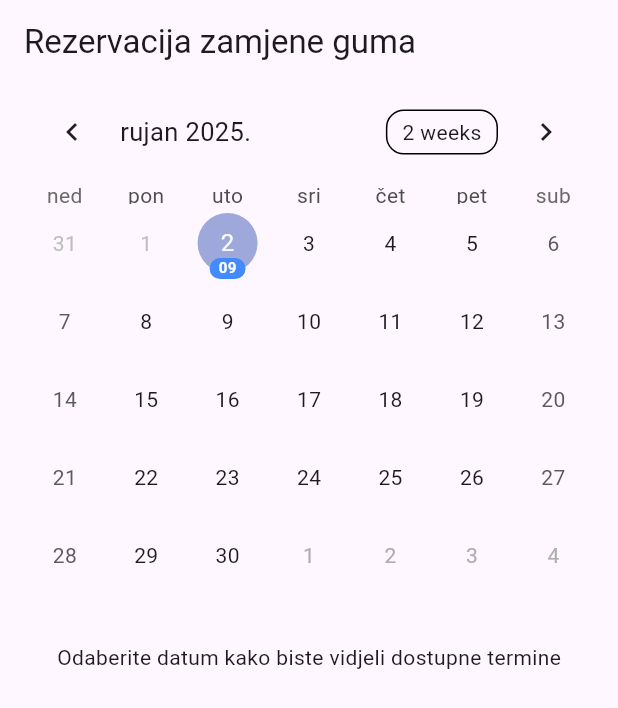
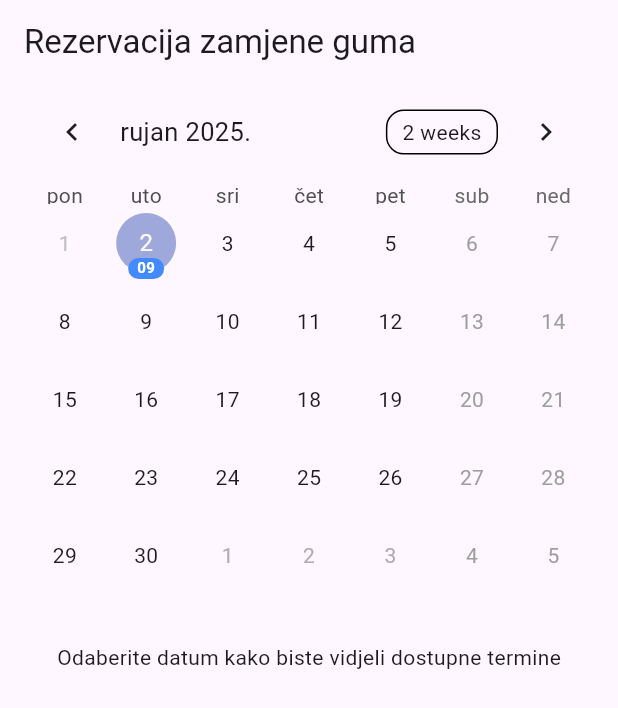
Before and after one commit to sbraica/goomar, a Flutter app: the screen it shows after launch, on a phone screen of 412 x 824 dp. Shown: the top 708 px of the screen. Run offline on Flutter 3.47's test engine with Material 3 defaults, Android fonts, the phone set to English and light mode, and no system bars; drawn by our look-alikes of table_calendar.

Commit message:
change widget

```diff
--- a/gui/lib/main.dart
+++ b/gui/lib/main.dart
@@ -103,13 +103,28 @@ class _BookingPageState extends State<BookingPage> {
             focusedDay: _focusedDay,
             firstDay: DateTime.now(),
             lastDay: DateTime.utc(2030, 12, 31),
+            startingDayOfWeek: StartingDayOfWeek.monday,
+            enabledDayPredicate: (day) => day.weekday != DateTime.saturday && day.weekday != DateTime.sunday,
             selectedDayPredicate: (day) => isSameDay(day, _selectedDay),
             eventLoader: (day) {
               final key = _dayKey(day);
               return _bookings[key] ?? const [];
             },
             calendarBuilders: CalendarBuilders(
+              disabledBuilder: (context, day, focusedDay) {
+                final isWeekend = day.weekday == DateTime.saturday || day.weekday == DateTime.sunday;
+                if (!isWeekend) return null;
+                // Greyed-out weekend cell
+                return Center(
+                  child: Text(
+                    '${day.day}',
+                    style: const TextStyle(color: Colors.grey),
+                  ),
+                );
+              },
               markerBuilder: (context, date, events) {
+                // Do not show markers on weekends; also ensure weekends are disabled
+                if (date.weekday == DateTime.saturday || date.weekday == DateTime.sunday) return null;
                 if (events.isEmpty) return null;
                 final summary = _hoursSummaryForDay(date);
                 if (summary.isEmpty) return null;
@@ -139,6 +154,10 @@ class _BookingPageState extends State<BookingPage> {
               },
             ),
             onDaySelected: (selectedDay, focusedDay) {
+              // Safety guard: ignore weekend taps even if TableCalendar changes
+              if (selectedDay.weekday == DateTime.saturday || selectedDay.weekday == DateTime.sunday) {
+                return;
+              }
               setState(() {
                 _selectedDay = selectedDay;
                 _focusedDay = focusedDay;
@@ -196,18 +215,15 @@ class _BookingPageState extends State<BookingPage> {
                                                 });
                                               },
                                             )
-                                          : TextButton.icon(
-                                              icon: const Icon(Icons.add_circle_outline),
-                                              label: const Text('Dodaj'),
+                                          : IconButton(
+                                              icon: const Icon(Icons.check_circle, color: Colors.green),
+                                              tooltip: 'Odaberi termin',
                                               onPressed: () {
                                                 setState(() {
                                                   // Enforce single-slot per day: replace any existing with this slot
                                                   _bookings[dayKey] = <String>[slot];
                                                   _selectedSlot = null;
                                                 });
-                                                ScaffoldMessenger.of(context).showSnackBar(
-                                                  SnackBar(content: Text('Odabran termin: $slot')),
-                                                );
                                               },
                                             ),
                                       onTap: isBooked
```
